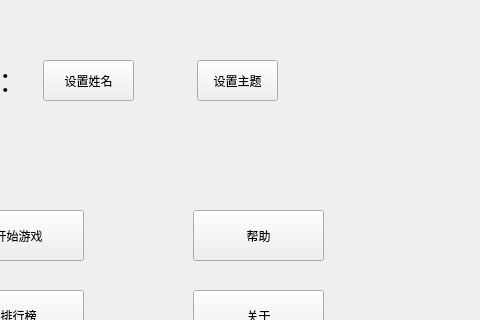
The window that start.ui (Nahjs/Bejeweled) describes before a commit, drawn with Qt 5; both pictures show x 237 to 717 and y 0 to 320 of the 800 by 539 pixel window.
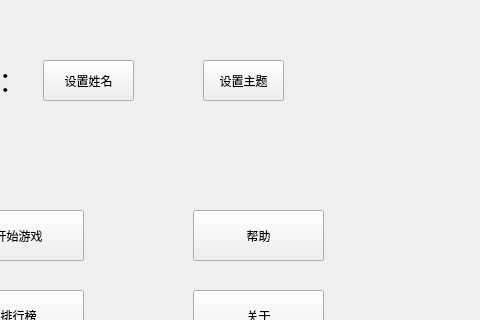
The same window after the commit. Icons and pictures are not drawn.

Commit message: start界面新增了主题设置的按钮，测试能否正常打主题设置窗口

The edit to the form file:
```diff
--- a/start.ui
+++ b/start.ui
@@ -159,7 +159,7 @@
    <widget class="QPushButton" name="btn_themeChange">
     <property name="geometry">
      <rect>
-      <x>434</x>
+      <x>440</x>
       <y>60</y>
       <width>81</width>
       <height>41</height>
```
The commit also changes 7 other files.
